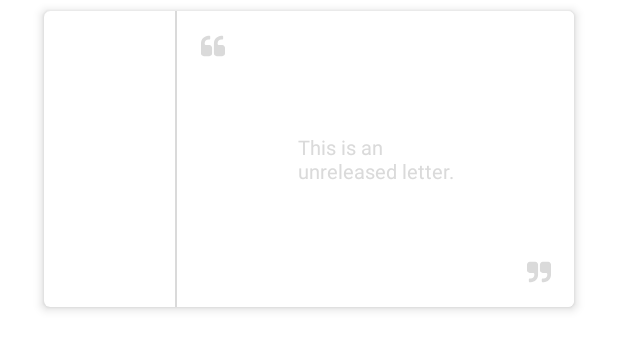
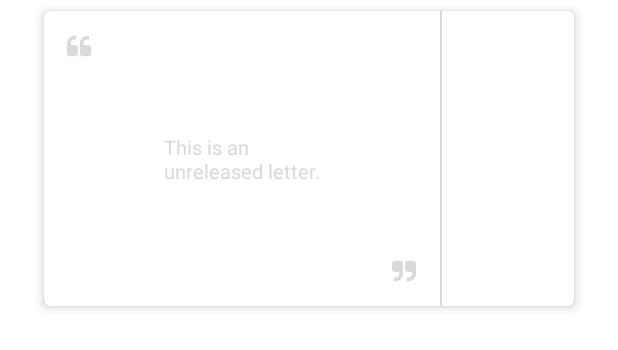
Before and after one commit to YunTaeSik/letter-to-me, an Android app: the layout item_main.xml on its own in the app's theme, with its tools: preview values and no code run, on a phone screen of 412 x 824 dp. Shown: the top 350 px of the screen. Run offline under Robolectric (Android 15) with nearby library versions, the phone set to English and light mode, and no system bars.

Commit message:
메인 화면 작업중

```diff
--- a/app/src/main/java/com/yts/tsletter/utils/DateFormat.java
+++ b/app/src/main/java/com/yts/tsletter/utils/DateFormat.java
@@ -31,7 +31,7 @@ public class DateFormat {
         return getCalendar(date).get(Calendar.DAY_OF_WEEK);
     }
 
-    public static boolean isView(long date) {
+    public static boolean isBlindView(long date) {
         return System.currentTimeMillis() <= date;
     }
 
--- a/app/src/main/res/layout/item_main.xml
+++ b/app/src/main/res/layout/item_main.xml
@@ -27,6 +27,112 @@
             android:layout_height="wrap_content"
             android:orientation="horizontal">
 
+
+            <androidx.constraintlayout.widget.ConstraintLayout
+                android:layout_width="0dp"
+                android:layout_height="wrap_content"
+                android:layout_weight="3">
+
+                <androidx.appcompat.widget.AppCompatImageView
+                    setImage="@{model.mWrite}"
+                    android:layout_width="match_parent"
+                    android:layout_height="0dp"
+                    android:foreground="@color/black_transparent"
+                    app:layout_constraintDimensionRatio="1:0.75" />
+
+                <LinearLayout
+                    android:layout_width="match_parent"
+                    android:layout_height="wrap_content"
+                    android:orientation="vertical"
+                    android:padding="32dp"
+                    app:layout_constraintBottom_toBottomOf="parent"
+                    app:layout_constraintLeft_toLeftOf="parent"
+                    app:layout_constraintRight_toRightOf="parent"
+                    app:layout_constraintTop_toTopOf="parent">
+
+                    <androidx.appcompat.widget.AppCompatTextView
+                        setWriteTitleTextColor="@{model.mWrite}"
+                        android:layout_width="match_parent"
+                        android:layout_height="wrap_content"
+                        android:layout_marginBottom="2dp"
+                        android:ellipsize="end"
+                        android:singleLine="true"
+                        android:text="@{model.mWrite.title}"
+                        android:textSize="15sp"
+                        android:textStyle="bold"
+                        app:layout_constraintBottom_toBottomOf="parent"
+                        app:layout_constraintLeft_toLeftOf="parent"
+                        app:layout_constraintRight_toRightOf="parent"
+                        app:layout_constraintTop_toTopOf="parent" />
+
+                    <androidx.appcompat.widget.AppCompatTextView
+                        setWriteTextTextColor="@{model.mWrite}"
+                        android:layout_width="match_parent"
+                        android:layout_height="wrap_content"
+                        android:layout_marginTop="2dp"
+                        android:ellipsize="end"
+                        android:maxLines="3"
+                        android:text="@{model.mWrite.text}"
+                        app:layout_constraintBottom_toBottomOf="parent"
+                        app:layout_constraintLeft_toLeftOf="parent"
+                        app:layout_constraintRight_toRightOf="parent"
+                        app:layout_constraintTop_toTopOf="parent" />
+                </LinearLayout>
+
+
+                <!--블라인드뷰-->
+                <androidx.constraintlayout.widget.ConstraintLayout
+                    setBlindVisible="@{model.mWrite}"
+                    android:layout_width="match_parent"
+                    android:layout_height="0dp"
+                    android:background="@color/white"
+                    app:layout_constraintDimensionRatio="1:0.75">
+
+                    <androidx.appcompat.widget.AppCompatTextView
+                        android:layout_width="wrap_content"
+                        android:layout_height="wrap_content"
+                        android:text="@string/hint_unpublished"
+                        android:textColor="@color/gray_light"
+                        app:layout_constraintBottom_toBottomOf="parent"
+                        app:layout_constraintLeft_toLeftOf="parent"
+                        app:layout_constraintRight_toRightOf="parent"
+                        app:layout_constraintTop_toTopOf="parent" />
+                </androidx.constraintlayout.widget.ConstraintLayout>
+
+                <!--따옴표-->
+                <androidx.constraintlayout.widget.ConstraintLayout
+                    android:layout_width="match_parent"
+                    android:layout_height="0dp"
+                    app:layout_constraintDimensionRatio="1:0.75">
+
+                    <androidx.appcompat.widget.AppCompatImageView
+                        android:id="@+id/img_quote_left"
+                        android:layout_width="wrap_content"
+                        android:layout_height="wrap_content"
+                        android:layout_margin="16dp"
+                        app:layout_constraintLeft_toLeftOf="parent"
+                        app:layout_constraintTop_toTopOf="parent"
+                        app:srcCompat="@drawable/ic_quote_left_24dp" />
+
+
+                    <androidx.appcompat.widget.AppCompatImageView
+                        android:id="@+id/img_quote_right"
+                        android:layout_width="wrap_content"
+                        android:layout_height="wrap_content"
+                        android:layout_margin="16dp"
+                        app:layout_constraintBottom_toBottomOf="parent"
+                        app:layout_constraintRight_toRightOf="parent"
+                        app:srcCompat="@drawable/ic_quote_right_24dp" />
+
+                </androidx.constraintlayout.widget.ConstraintLayout>
+            </androidx.constraintlayout.widget.ConstraintLayout>
+
+            <View
+                android:layout_width="1dp"
+                android:layout_height="match_parent"
+                android:background="@color/gray_light" />
+
+            <!--날짜뷰-->
             <LinearLayout
                 android:layout_width="0dp"
                 android:layout_height="wrap_content"
@@ -54,58 +160,6 @@
                     android:textStyle="bold" />
             </LinearLayout>
 
-            <View
-                android:layout_width="1dp"
-                android:layout_height="match_parent"
-                android:background="@color/gray_light" />
-
-            <androidx.constraintlayout.widget.ConstraintLayout
-                android:layout_width="0dp"
-                android:layout_height="wrap_content"
-                android:layout_weight="3">
-
-                <androidx.appcompat.widget.AppCompatImageView
-                    setImage="@{model.mWrite}"
-                    android:layout_width="match_parent"
-                    android:layout_height="0dp"
-                    app:layout_constraintDimensionRatio="1:0.75" />
-
-                <androidx.constraintlayout.widget.ConstraintLayout
-                    android:layout_width="match_parent"
-                    android:layout_height="0dp"
-                    android:background="@color/white"
-                    app:layout_constraintDimensionRatio="1:0.75">
-
-                    <androidx.appcompat.widget.AppCompatImageView
-                        android:id="@+id/img_quote_left"
-                        android:layout_width="wrap_content"
-                        android:layout_height="wrap_content"
-                        android:layout_margin="16dp"
-                        app:layout_constraintLeft_toLeftOf="parent"
-                        app:layout_constraintTop_toTopOf="parent"
-                        app:srcCompat="@drawable/ic_quote_left_24dp" />
-
-                    <androidx.appcompat.widget.AppCompatTextView
-                        android:layout_width="wrap_content"
-                        android:layout_height="wrap_content"
-                        android:text="@string/hint_unpublished"
-                        android:textColor="@color/gray_light"
-                        app:layout_constraintBottom_toBottomOf="parent"
-                        app:layout_constraintLeft_toRightOf="@+id/img_quote_left"
-                        app:layout_constraintRight_toLeftOf="@+id/img_quote_right"
-                        app:layout_constraintTop_toTopOf="parent" />
-
-                    <androidx.appcompat.widget.AppCompatImageView
-                        android:id="@+id/img_quote_right"
-                        android:layout_width="wrap_content"
-                        android:layout_height="wrap_content"
-                        android:layout_margin="16dp"
-                        app:layout_constraintBottom_toBottomOf="parent"
-                        app:layout_constraintRight_toRightOf="parent"
-                        app:srcCompat="@drawable/ic_quote_right_24dp" />
-
-                </androidx.constraintlayout.widget.ConstraintLayout>
-            </androidx.constraintlayout.widget.ConstraintLayout>
 
         </LinearLayout>
 
--- a/app/src/main/res/values/colors.xml
+++ b/app/src/main/res/values/colors.xml
@@ -4,7 +4,7 @@
 
     <color name="colorPrimary">#373737</color>
     <color name="colorPrimaryDark">#545454</color>
-    <color name="colorAccent">#6B38FB</color>
+    <color name="colorAccent">#373737</color>
 
     <color name="colorAccentTwo">#1d9da6</color>
 
@@ -18,6 +18,7 @@
     <color name="blind">#65DBFF</color>
     <!-- <color name="blind">#e3000000</color>-->
 
+    <color name="black_transparent">#44000000</color>
     <color name="white">#FFFFFF</color>
     <color name="gray">#545454</color>
     <color name="gray_light">#DADADA</color>
--- a/app/src/main/res/values/styles.xml
+++ b/app/src/main/res/values/styles.xml
@@ -25,7 +25,7 @@
     <style name="lineView">
         <item name="android:layout_width">match_parent</item>
         <item name="android:layout_height">1dp</item>
-        <item name="android:background">@color/colorPrimaryDark</item>
+        <item name="android:background">@color/gray_light</item>
     </style>
 
     <style name="SubTitle" parent="TextAppearance.AppCompat">
```
Also changed, not shown: app/src/main/java/com/yts/tsletter/bindingAdapter/TextBindingAdapter.java (+30 -0 lines), app/src/main/java/com/yts/tsletter/bindingAdapter/VisibleBindingAdapter.java (+14 -0 lines), app/src/main/res/layout/activity_main.xml (+7 -2 lines).
